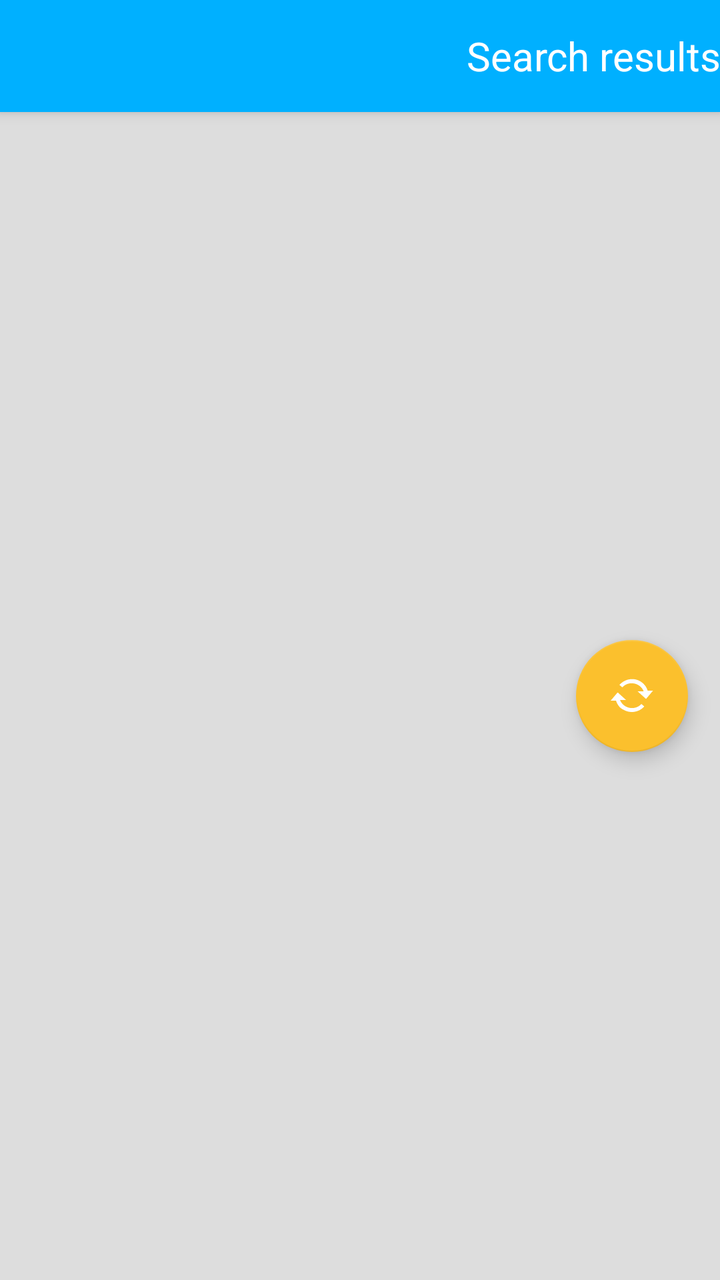
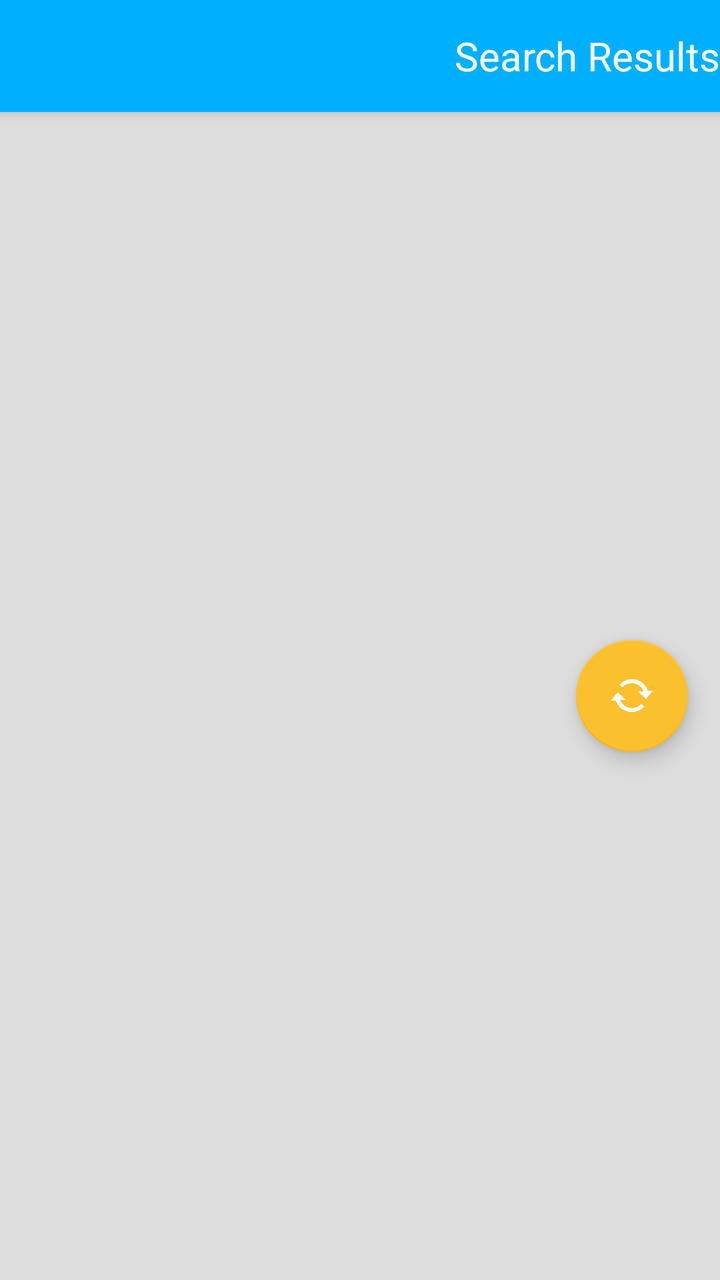

Compare the two renders of this Android layout. The source of the first and the diff that turns it into the second are given below.
<!-- AndroidManifest.xml: activity theme AppTheme.NoActionBar -->
<!-- res/layout/activity_index.xml -->
<?xml version="1.0" encoding="utf-8"?>
<androidx.coordinatorlayout.widget.CoordinatorLayout
    xmlns:android="http://schemas.android.com/apk/res/android"
    xmlns:app="http://schemas.android.com/apk/res-auto"
    xmlns:tools="http://schemas.android.com/tools"
    android:layout_width="match_parent"
    android:layout_height="match_parent"
    android:fitsSystemWindows="true"
    tools:context=".ui.IndexActivity">

    <com.google.android.material.appbar.AppBarLayout
        android:id="@+id/spawn_appbar"
        android:layout_width="match_parent"
        android:layout_height="wrap_content"
        android:theme="@style/AppTheme.AppBarOverlay">

        <androidx.appcompat.widget.Toolbar
            android:id="@+id/spawn_toolbar"
            android:layout_width="match_parent"
            android:layout_height="?attr/actionBarSize"
            app:popupTheme="@style/AppTheme.PopupOverlay">

            <TextView
                android:layout_width="match_parent"
                android:layout_height="match_parent"
                android:gravity="end|center_vertical"
                android:textSize="@dimen/text_size_paragraph_title"
                android:textColor="#fff"
                android:text="@string/title_spawn_results"
                style="@style/AppTheme.AppBarOverlay"/>

        </androidx.appcompat.widget.Toolbar>

    </com.google.android.material.appbar.AppBarLayout>

    <FrameLayout
        android:layout_width="match_parent"
        android:layout_height="match_parent"
        app:layout_behavior="@string/appbar_scrolling_view_behavior">

        <LinearLayout
            android:layout_width="match_parent"
            android:layout_height="match_parent"
            android:orientation="horizontal">

            <FrameLayout
                android:id="@+id/spawn_list_container"
                xmlns:android="http://schemas.android.com/apk/res/android"
                xmlns:app="http://schemas.android.com/apk/res-auto"
                xmlns:tools="http://schemas.android.com/tools"
                android:layout_width="match_parent"
                android:layout_height="match_parent">


                <androidx.recyclerview.widget.RecyclerView
                    android:id="@+id/spawn_list"
                    android:layout_width="match_parent"
                    android:layout_height="match_parent"
                    android:background="@color/colorNeutral"
                    app:layoutManager="androidx.recyclerview.widget.LinearLayoutManager"
                    tools:context=".ui.IndexActivity"
                    tools:listitem="@layout/item_index"/>

                <ProgressBar
                    android:id="@+id/spawn_progress"
                    android:layout_width="80dp"
                    android:layout_height="80dp"
                    android:layout_gravity="center"
                    android:visibility="gone"/>

                <com.google.android.material.floatingactionbutton.FloatingActionButton
                    android:id="@+id/spawn_fab"
                    android:layout_width="wrap_content"
                    android:layout_height="wrap_content"
                    android:layout_gravity="center_vertical|end"
                    android:layout_marginEnd="@dimen/fab_margin"
                    app:srcCompat="@drawable/action_sync"
                    android:contentDescription="@string/description_refresh_button"/>

            </FrameLayout>

            <FrameLayout
                android:id="@+id/spawn_item_container"
                android:layout_width="match_parent"
                android:layout_height="match_parent"
                android:visibility="gone"
                android:background="@color/colorNeutral"
                app:layout_behavior="@string/appbar_scrolling_view_behavior" />

        </LinearLayout>

    </FrameLayout>

</androidx.coordinatorlayout.widget.CoordinatorLayout>
<!-- res/layout/item_index.xml (included above) -->
<?xml version="1.0" encoding="utf-8"?>
<LinearLayout xmlns:android="http://schemas.android.com/apk/res/android"
    android:id="@+id/spawn_item_view"
    android:layout_width="match_parent"
    android:layout_height="wrap_content"
    android:orientation="vertical"
    android:layout_margin="1dp"
    android:background="#fff">

    <TextView
        android:id="@+id/spawn_item_primary"
        android:layout_width="match_parent"
        android:layout_height="wrap_content"
        android:layout_margin="4dp"
        android:textSize="@dimen/text_size_paragraph_title"
        android:textAppearance="?attr/textAppearanceListItem" />

    <LinearLayout xmlns:android="http://schemas.android.com/apk/res/android"
        android:layout_width="match_parent"
        android:layout_height="0dp"
        android:layout_weight="1"
        android:orientation="horizontal"
        android:baselineAligned="false"
        android:gravity="center">

        <LinearLayout xmlns:android="http://schemas.android.com/apk/res/android"
            android:layout_width="0dp"
            android:layout_height="match_parent"
            android:layout_weight="1"
            android:orientation="vertical">

            <TextView
                android:id="@+id/spawn_item_secondary"
                android:layout_width="match_parent"
                android:layout_height="wrap_content"
                android:layout_margin="4dp"
                android:textAppearance="?attr/textAppearanceListItem" />

            <TextView
                android:id="@+id/spawn_item_tertiary"
                android:layout_width="match_parent"
                android:layout_height="wrap_content"
                android:layout_margin="4dp"
                android:textAppearance="?attr/textAppearanceListItem" />

        </LinearLayout>

        <RelativeLayout
            android:layout_width="wrap_content"
            android:layout_height="match_parent"
            android:background="#000"
            android:gravity="end">

            <ImageView
                android:id="@+id/spawn_item_logo"
                android:layout_width="wrap_content"
                android:layout_height="match_parent"
                android:adjustViewBounds="true"
                android:contentDescription="@string/description_charity_logo"/>

        </RelativeLayout>

    </LinearLayout>

</LinearLayout>
<!-- resources referenced by this layout -->
<resources>
  <color name="colorNeutral">#DDD</color>
  <dimen name="fab_margin">16dp</dimen>
  <dimen name="text_size_paragraph_title">20sp</dimen>
  <!-- drawable action_sync: png bitmap (drawable-hdpi, 1012 bytes) -->
  <string name="description_charity_logo">This is the logo that corresponds to the listed charity</string>
  <string name="description_refresh_button">Press this button to refresh the list of charities</string>
  <string name="title_spawn_results">Search results</string>
  <style name="AppTheme.AppBarOverlay" parent="ThemeOverlay.AppCompat.Dark.ActionBar" />
  <style name="AppTheme.PopupOverlay" parent="@android:style/Widget.PopupMenu">
          <item name="android:background">@color/colorPrimary</item>
      </style>
  <style name="AppTheme.NoActionBar">
          <item name="windowActionBar">false</item>
          <item name="windowNoTitle">true</item>
      </style>
  <color name="colorPrimary">#00B0FF</color>
</resources>

<!-- the commit's change to res/layout/activity_index.xml (unified diff, before → after) -->
@@ -26,7 +26,7 @@
                 android:gravity="end|center_vertical"
                 android:textSize="@dimen/text_size_paragraph_title"
                 android:textColor="#fff"
-                android:text="@string/title_spawn_results"
+                android:text="@string/title_activity_index"
                 style="@style/AppTheme.AppBarOverlay"/>
 
         </androidx.appcompat.widget.Toolbar>
<!-- resource entries referenced after the edit -->
@@ -6,7 +6,7 @@
   <!-- drawable action_sync: png bitmap (drawable-hdpi, 1012 bytes) -->
   <string name="description_charity_logo">This is the logo that corresponds to the listed charity</string>
   <string name="description_refresh_button">Press this button to refresh the list of charities</string>
-  <string name="title_spawn_results">Search results</string>
+  <string name="title_activity_index">Search Results</string>
   <style name="AppTheme.AppBarOverlay" parent="ThemeOverlay.AppCompat.Dark.ActionBar" />
   <style name="AppTheme.PopupOverlay" parent="@android:style/Widget.PopupMenu">
           <item name="android:background">@color/colorPrimary</item>
